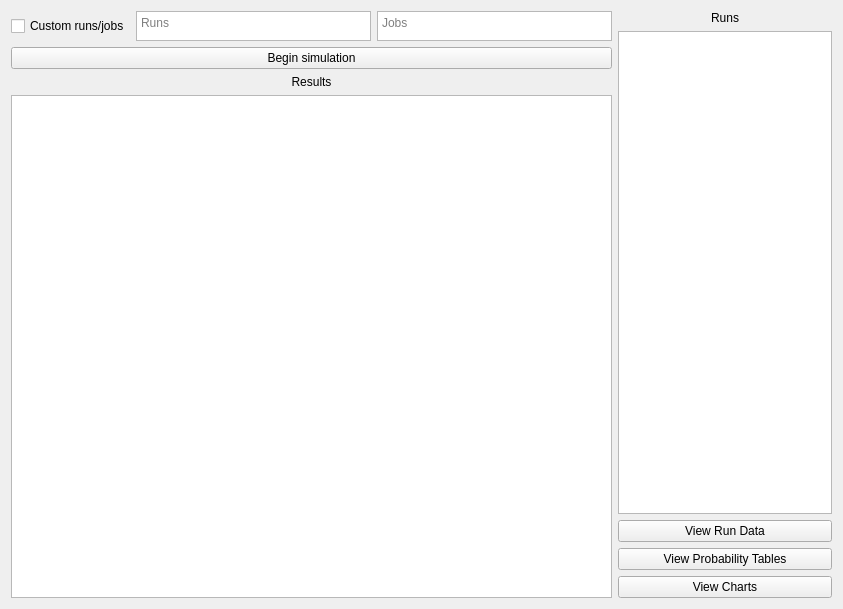
The window that mainwindow.ui (ragrag/Queue-Simulation-QT) describes before a commit, drawn with Qt 5.
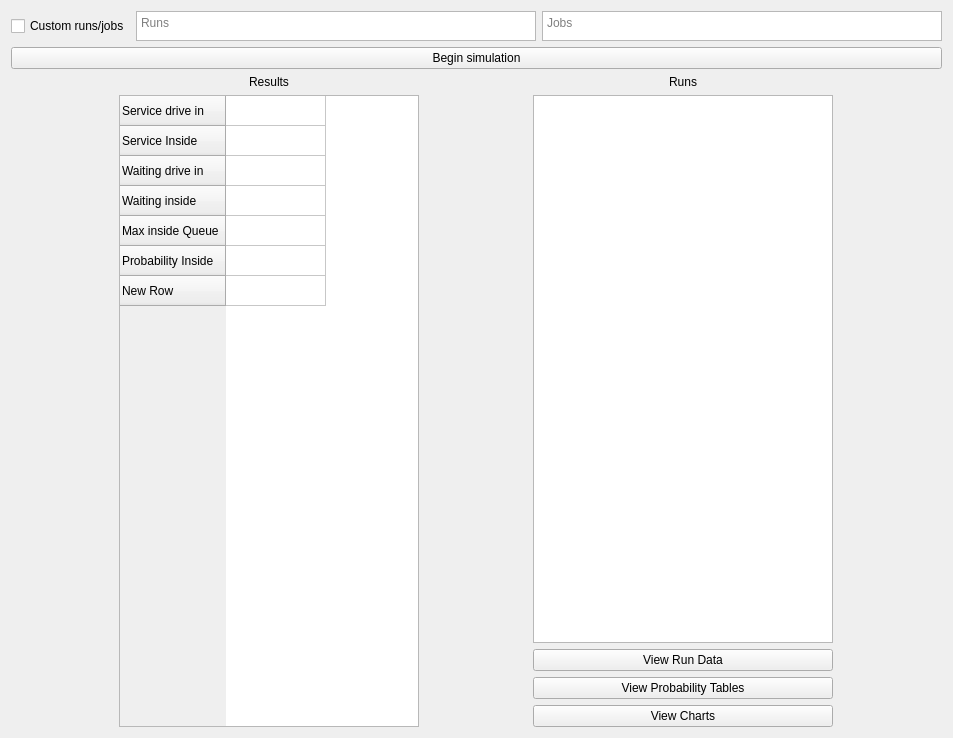
The same window after the commit.

Diff of the .ui file:
```diff
--- a/mainwindow.ui
+++ b/mainwindow.ui
@@ -6,19 +6,15 @@
    <rect>
     <x>0</x>
     <y>0</y>
-    <width>843</width>
-    <height>609</height>
+    <width>953</width>
+    <height>738</height>
    </rect>
   </property>
   <property name="windowTitle">
    <string>MainWindow</string>
   </property>
   <widget class="QWidget" name="centralWidget">
-   <layout class="QVBoxLayout" name="verticalLayout_2">
-    <item>
-     <layout class="QHBoxLayout" name="horizontalLayout_2">
-      <item>
-       <layout class="QVBoxLayout" name="verticalLayout">
+   <layout class="QVBoxLayout" name="verticalLayout_5">
         <item>
          <layout class="QHBoxLayout" name="horizontalLayout">
           <item>
@@ -70,6 +66,10 @@
          </widget>
         </item>
         <item>
+     <layout class="QHBoxLayout" name="horizontalLayout_7">
+      <item>
+       <layout class="QVBoxLayout" name="verticalLayout">
+        <item>
          <widget class="QLabel" name="resultsLabel">
           <property name="text">
            <string>Results</string>
@@ -80,7 +80,121 @@
          </widget>
         </item>
         <item>
-         <widget class="QTableWidget" name="resultsTable"/>
+         <widget class="QTableWidget" name="resultsTable">
+          <property name="sizePolicy">
+           <sizepolicy hsizetype="Ignored" vsizetype="Expanding">
+            <horstretch>0</horstretch>
+            <verstretch>0</verstretch>
+           </sizepolicy>
+          </property>
+          <property name="maximumSize">
+           <size>
+            <width>300</width>
+            <height>16777215</height>
+           </size>
+          </property>
+          <property name="showGrid">
+           <bool>true</bool>
+          </property>
+          <property name="gridStyle">
+           <enum>Qt::SolidLine</enum>
+          </property>
+          <property name="wordWrap">
+           <bool>true</bool>
+          </property>
+          <property name="rowCount">
+           <number>7</number>
+          </property>
+          <property name="columnCount">
+           <number>1</number>
+          </property>
+          <attribute name="horizontalHeaderVisible">
+           <bool>false</bool>
+          </attribute>
+          <attribute name="horizontalHeaderHighlightSections">
+           <bool>true</bool>
+          </attribute>
+          <row>
+           <property name="text">
+            <string>Service drive in</string>
+           </property>
+           <property name="font">
+            <font>
+             <family>MS Shell Dlg 2</family>
+             <pointsize>9</pointsize>
+             <weight>50</weight>
+             <bold>false</bold>
+            </font>
+           </property>
+          </row>
+          <row>
+           <property name="text">
+            <string>Service Inside</string>
+           </property>
+           <property name="font">
+            <font>
+             <weight>50</weight>
+             <bold>false</bold>
+            </font>
+           </property>
+          </row>
+          <row>
+           <property name="text">
+            <string>Waiting drive in</string>
+           </property>
+           <property name="font">
+            <font>
+             <weight>50</weight>
+             <bold>false</bold>
+            </font>
+           </property>
+          </row>
+          <row>
+           <property name="text">
+            <string>Waiting inside</string>
+           </property>
+           <property name="font">
+            <font>
+             <weight>50</weight>
+             <bold>false</bold>
+            </font>
+           </property>
+          </row>
+          <row>
+           <property name="text">
+            <string>Max inside Queue</string>
+           </property>
+           <property name="font">
+            <font>
+             <weight>50</weight>
+             <bold>false</bold>
+            </font>
+           </property>
+          </row>
+          <row>
+           <property name="text">
+            <string>Probability Inside</string>
+           </property>
+           <property name="font">
+            <font>
+             <weight>50</weight>
+             <bold>false</bold>
+            </font>
+           </property>
+          </row>
+          <row>
+           <property name="text">
+            <string>New Row</string>
+           </property>
+           <property name="font">
+            <font>
+             <weight>50</weight>
+             <bold>false</bold>
+            </font>
+           </property>
+          </row>
+          <column/>
+         </widget>
         </item>
        </layout>
       </item>
@@ -88,6 +202,18 @@
        <layout class="QVBoxLayout" name="verticalLayout_3">
         <item>
          <widget class="QLabel" name="runsLabel">
+          <property name="sizePolicy">
+           <sizepolicy hsizetype="Fixed" vsizetype="Preferred">
+            <horstretch>0</horstretch>
+            <verstretch>0</verstretch>
+           </sizepolicy>
+          </property>
+          <property name="maximumSize">
+           <size>
+            <width>300</width>
+            <height>16777215</height>
+           </size>
+          </property>
           <property name="text">
            <string>Runs</string>
           </property>
@@ -97,10 +223,35 @@
          </widget>
         </item>
         <item>
-         <widget class="QListWidget" name="runsList"/>
+         <widget class="QListWidget" name="runsList">
+          <property name="sizePolicy">
+           <sizepolicy hsizetype="Fixed" vsizetype="Expanding">
+            <horstretch>0</horstretch>
+            <verstretch>0</verstretch>
+           </sizepolicy>
+          </property>
+          <property name="maximumSize">
+           <size>
+            <width>300</width>
+            <height>16777215</height>
+           </size>
+          </property>
+         </widget>
         </item>
         <item>
          <widget class="QPushButton" name="runsBtn">
+          <property name="sizePolicy">
+           <sizepolicy hsizetype="Fixed" vsizetype="Fixed">
+            <horstretch>0</horstretch>
+            <verstretch>0</verstretch>
+           </sizepolicy>
+          </property>
+          <property name="maximumSize">
+           <size>
+            <width>300</width>
+            <height>16777215</height>
+           </size>
+          </property>
           <property name="text">
            <string>View Run Data</string>
           </property>
@@ -108,6 +259,18 @@
         </item>
         <item>
          <widget class="QPushButton" name="probabilityTableBtn">
+          <property name="sizePolicy">
+           <sizepolicy hsizetype="Fixed" vsizetype="Fixed">
+            <horstretch>0</horstretch>
+            <verstretch>0</verstretch>
+           </sizepolicy>
+          </property>
+          <property name="maximumSize">
+           <size>
+            <width>300</width>
+            <height>16777215</height>
+           </size>
+          </property>
           <property name="text">
            <string>View Probability Tables</string>
           </property>
@@ -115,6 +278,18 @@
         </item>
         <item>
          <widget class="QPushButton" name="chartsBtn">
+          <property name="sizePolicy">
+           <sizepolicy hsizetype="Fixed" vsizetype="Fixed">
+            <horstretch>0</horstretch>
+            <verstretch>0</verstretch>
+           </sizepolicy>
+          </property>
+          <property name="maximumSize">
+           <size>
+            <width>300</width>
+            <height>16777215</height>
+           </size>
+          </property>
           <property name="text">
            <string>View Charts</string>
           </property>
```
Left out of the diff: 4 changed lines with no effect on the pictures. Lines whose indentation alone changed are shown as unchanged.
